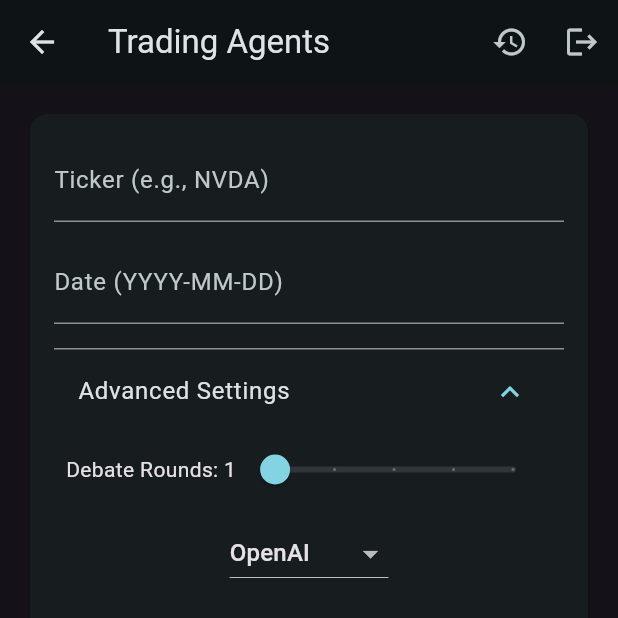
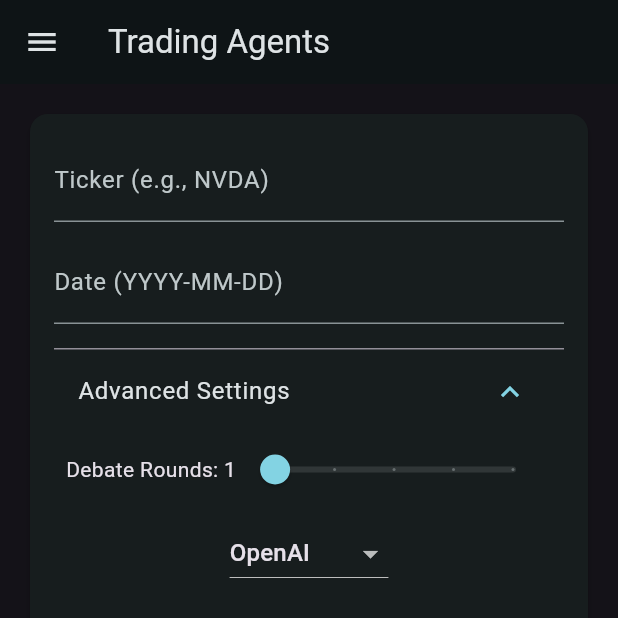
Before and after one commit to amritrajpaul/LetAgents_DYOR, a Flutter app: the AnalysisScreen screen opened by its route, after a tap on "Advanced Settings", on a phone screen of 412 x 824 dp, the top half of it. Run offline on Flutter 3.47's test engine with Material 3 defaults, Android fonts, the phone set to English and light mode, and no system bars; our stand-ins replace flutter_markdown, shared_preferences; accounts and stored records are empty; network calls fail.

Commit message:
feat: add profile keys management

```diff
--- a/mobile/lib/analysis_screen.dart
+++ b/mobile/lib/analysis_screen.dart
@@ -7,6 +7,7 @@ import 'package:flutter_markdown/flutter_markdown.dart';
 
 import 'login_screen.dart';
 import 'history_screen.dart';
+import 'profile_screen.dart';
 import 'services/auth_service.dart';
 import 'ticker_utils.dart';
 import 'data_availability.dart';
@@ -98,6 +99,7 @@ class _AnalysisScreenState extends State<AnalysisScreen> {
     _backendUrl = _providerUrls[_selectedProvider]!;
     _quickModel = _quickModels[_selectedProvider]!.first;
     _deepModel = _deepModels[_selectedProvider]!.first;
+    _checkKeys();
   }
 
   bool _loading = false;
@@ -111,6 +113,43 @@ class _AnalysisScreenState extends State<AnalysisScreen> {
   final List<String> _messages = [];
   http.Client? _activeClient;
   bool _stopRequested = false;
+  bool _keysSet = false;
+
+  Future<void> _checkKeys() async {
+    try {
+      final resp = await http.get(
+        Uri.parse('$backendUrl/me'),
+        headers: {'Authorization': 'Bearer ${AuthService.token}'},
+      );
+      if (resp.statusCode == 200) {
+        final data = jsonDecode(resp.body) as Map<String, dynamic>;
+        _keysSet = (data['openai_api_key'] ?? '').toString().isNotEmpty &&
+            (data['finnhub_api_key'] ?? '').toString().isNotEmpty;
+        if (!_keysSet && mounted) {
+          await showDialog(
+            context: context,
+            builder: (_) => AlertDialog(
+              title: const Text('API keys required'),
+              content: const Text('Please set your API keys before analyzing.'),
+              actions: [
+                TextButton(
+                  onPressed: () {
+                    Navigator.of(context).pop();
+                    Navigator.of(context).push(
+                      MaterialPageRoute(
+                        builder: (_) => const ProfileScreen(),
+                      ),
+                    );
+                  },
+                  child: const Text('Set Keys'),
+                ),
+              ],
+            ),
+          );
+        }
+      }
+    } catch (_) {}
+  }
 
   Future<void> _pickDate() async {
     final now = DateTime.now();
@@ -141,6 +180,11 @@ class _AnalysisScreenState extends State<AnalysisScreen> {
   Future<void> _runAnalysis() async {
     final ticker = _tickerController.text.trim().toUpperCase();
     final date = _dateController.text.trim();
+
+    if (!_keysSet) {
+      await _checkKeys();
+      if (!_keysSet) return;
+    }
 
     if (ticker.isEmpty || date.isEmpty) {
       setState(() {
@@ -275,24 +319,40 @@ class _AnalysisScreenState extends State<AnalysisScreen> {
     return Scaffold(
       appBar: AppBar(
         title: const Text('Trading Agents'),
-        actions: [
-          IconButton(
-            onPressed: () {
+      ),
+      drawer: Drawer(
+        child: ListView(
+          padding: EdgeInsets.zero,
+          children: [
+            const DrawerHeader(
+              decoration: BoxDecoration(color: Colors.cyan),
+              child: Text('Menu'),
+            ),
+            ListTile(
+              leading: const Icon(Icons.person),
+              title: const Text('Profile'),
+              onTap: () {
                 Navigator.of(context).push(
-                MaterialPageRoute(
-                  builder: (_) => const HistoryScreen(),
-                ),
+                  MaterialPageRoute(builder: (_) => const ProfileScreen()),
                 );
               },
-            icon: const Icon(Icons.history),
-            tooltip: 'History',
             ),
-          IconButton(
-            onPressed: _logout,
-            icon: const Icon(Icons.logout),
-            tooltip: 'Logout',
+            ListTile(
+              leading: const Icon(Icons.history),
+              title: const Text('History'),
+              onTap: () {
+                Navigator.of(context).push(
+                  MaterialPageRoute(builder: (_) => const HistoryScreen()),
+                );
+              },
+            ),
+            ListTile(
+              leading: const Icon(Icons.logout),
+              title: const Text('Logout'),
+              onTap: _logout,
             ),
           ],
+        ),
       ),
       body: LayoutBuilder(
         builder: (context, constraints) {
--- a/mobile/lib/main.dart
+++ b/mobile/lib/main.dart
@@ -5,6 +5,7 @@ import 'history_screen.dart';
 import 'login_screen.dart';
 import 'register_screen.dart';
 import 'services/auth_service.dart';
+import 'profile_screen.dart';
 
 Future<void> main() async {
   WidgetsFlutterBinding.ensureInitialized();
@@ -32,6 +33,7 @@ class LetAgentsDYORApp extends StatelessWidget {
         '/register': (_) => const RegisterScreen(),
         '/analysis': (_) => const AnalysisScreen(),
         '/history': (_) => const HistoryScreen(),
+        '/profile': (_) => const ProfileScreen(),
       },
     );
   }
```
Also changed, not shown: mobile/lib/profile_screen.dart (added, +112 -0 lines), mobile/lib/register_screen.dart (+0 -14 lines), 2 other files. Lines whose indentation alone changed are shown as unchanged.
